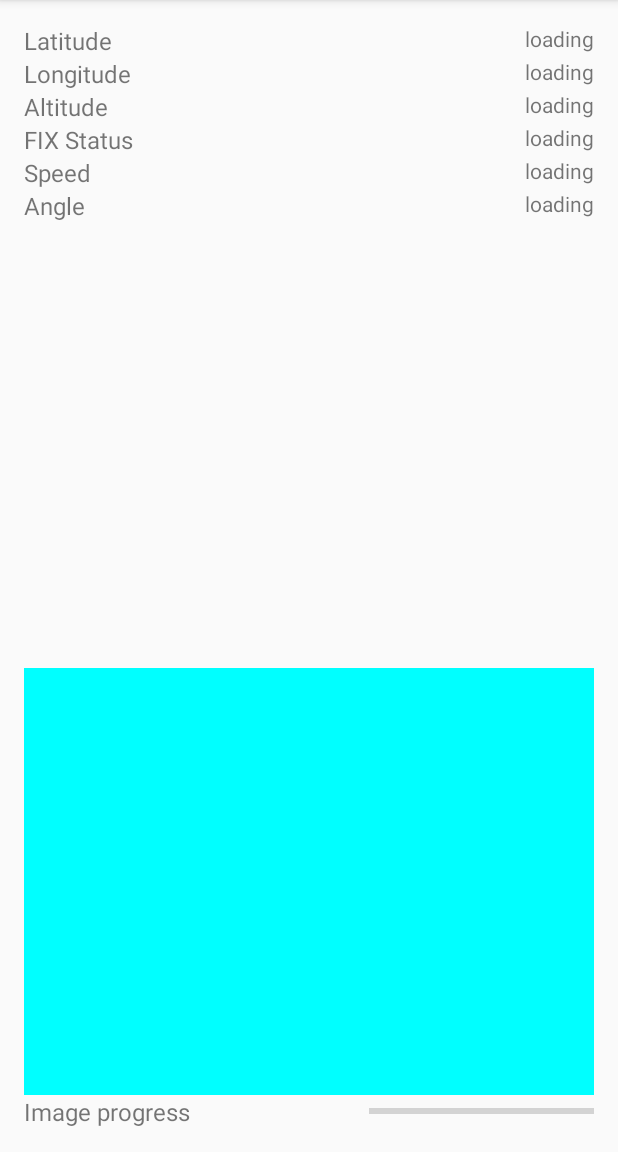
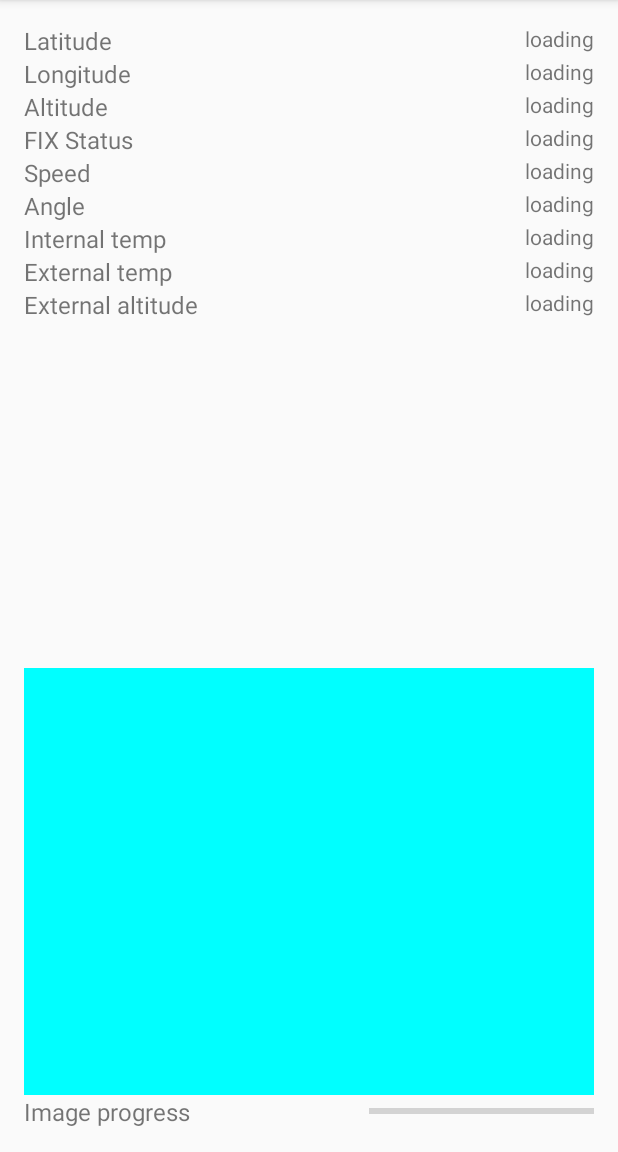
Before and after one commit to thehellnet/shab-mobile, an Android app: the screen it shows after launch (MainActivity), on a phone screen of 412 x 824 dp, the part 84-1236 px from its top. Run offline under Robolectric (Android 15) with nearby library versions, the phone set to English and light mode, and no system bars.

Commit message:
Adding telemetry to user interface

```diff
--- a/app/src/main/java/org/thehellnet/shab/mobile/activity/fragment/MainFragment.java
+++ b/app/src/main/java/org/thehellnet/shab/mobile/activity/fragment/MainFragment.java
@@ -11,9 +11,9 @@ import android.widget.TextView;
 
 import org.thehellnet.shab.mobile.R;
 import org.thehellnet.shab.mobile.config.I;
+import org.thehellnet.shab.mobile.protocol.ShabContext;
 import org.thehellnet.shab.mobile.utility.Formatter;
 import org.thehellnet.shab.mobile.utility.ImageManipulation;
-import org.thehellnet.shab.mobile.protocol.ShabContext;
 
 /**
  * Created by sardylan on 17/07/16.
@@ -49,6 +49,9 @@ public class MainFragment extends ShabFragment {
     private TextView fixStatusTextView;
     private TextView speedTextView;
     private TextView angleTextView;
+    private TextView intTempTextView;
+    private TextView extTempTextView;
+    private TextView extAltTextView;
 
     private ProgressBar imageProgressBar;
     private ImageView imageView;
@@ -93,6 +96,9 @@ public class MainFragment extends ShabFragment {
         fixStatusTextView = (TextView) getActivity().findViewById(R.id.infos_fixstatus_value);
         speedTextView = (TextView) getActivity().findViewById(R.id.infos_speed_value);
         angleTextView = (TextView) getActivity().findViewById(R.id.infos_angle_value);
+        intTempTextView = (TextView) getActivity().findViewById(R.id.infos_int_temp_value);
+        extTempTextView = (TextView) getActivity().findViewById(R.id.infos_ext_temp_value);
+        extAltTextView = (TextView) getActivity().findViewById(R.id.infos_ext_alt_value);
 
         imageProgressBar = (ProgressBar) getActivity().findViewById(R.id.image_progress_value);
         imageView = (ImageView) getActivity().findViewById(R.id.infos_image);
@@ -108,6 +114,15 @@ public class MainFragment extends ShabFragment {
         if (fixStatusTextView != null)
             fixStatusTextView.setText(shabContext.getHab().getFixStatus().toString());
     }
+
+//    private void updateTelemetry() {
+//        if (intTempTextView != null)
+//            intTempTextView.setText(Formatter.tempToString(shabContext.getHab().g));
+//        if (extTempTextView != null)
+//            extTempTextView.setText(Formatter.tempToString(shabContext.getHab().getPosition().getLongitude()));
+//        if (extAltTextView != null)
+//            extAltTextView.setText(Formatter.tempToString(shabContext.getHab().getPosition().getAltitude()));
+//    }
 
     private void updateImageSlice() {
         if (imageProgressBar != null) {
--- a/app/src/main/java/org/thehellnet/shab/mobile/utility/Formatter.java
+++ b/app/src/main/java/org/thehellnet/shab/mobile/utility/Formatter.java
@@ -8,7 +8,11 @@ import java.util.Locale;
 
 public final class Formatter {
 
-    public static final String coordinateToString(double coordinate) {
+    public static String coordinateToString(double coordinate) {
         return String.format(Locale.US, "%.06f", coordinate);
     }
+
+    public static String tempToString(float temp) {
+        return String.format(Locale.US, "%.01f", temp);
+    }
 }
--- a/app/src/main/res/layout/fragment_main.xml
+++ b/app/src/main/res/layout/fragment_main.xml
@@ -104,6 +104,51 @@
                 style="@style/main_infos_value"
                 android:text="@string/layout_loading" />
         </RelativeLayout>
+
+        <RelativeLayout
+            android:id="@+id/container_infos_int_temp"
+            style="@style/main_infos_container">
+
+            <TextView
+                android:id="@+id/infos_int_temp_label"
+                style="@style/main_infos_label"
+                android:text="@string/layout_main_infos_int_temp_label" />
+
+            <TextView
+                android:id="@+id/infos_int_temp_value"
+                style="@style/main_infos_value"
+                android:text="@string/layout_loading" />
+        </RelativeLayout>
+
+        <RelativeLayout
+            android:id="@+id/container_infos_ext_temp"
+            style="@style/main_infos_container">
+
+            <TextView
+                android:id="@+id/infos_ext_temp_label"
+                style="@style/main_infos_label"
+                android:text="@string/layout_main_infos_ext_temp_label" />
+
+            <TextView
+                android:id="@+id/infos_ext_temp_value"
+                style="@style/main_infos_value"
+                android:text="@string/layout_loading" />
+        </RelativeLayout>
+
+        <RelativeLayout
+            android:id="@+id/container_infos_ext_alt"
+            style="@style/main_infos_container">
+
+            <TextView
+                android:id="@+id/infos_ext_alt_label"
+                style="@style/main_infos_label"
+                android:text="@string/layout_main_infos_ext_alt_label" />
+
+            <TextView
+                android:id="@+id/infos_ext_alt_value"
+                style="@style/main_infos_value"
+                android:text="@string/layout_loading" />
+        </RelativeLayout>
     </LinearLayout>
 
     <RelativeLayout
--- a/app/src/main/res/values/strings.xml
+++ b/app/src/main/res/values/strings.xml
@@ -16,6 +16,9 @@
     <string name="layout_main_infos_fixstatus_label">FIX Status</string>
     <string name="layout_main_infos_speed_label">Speed</string>
     <string name="layout_main_infos_angle_label">Angle</string>
+    <string name="layout_main_infos_int_temp_label">Internal temp</string>
+    <string name="layout_main_infos_ext_temp_label">External temp</string>
+    <string name="layout_main_infos_ext_alt_label">External altitude</string>
     <string name="layout_main_image_progress_label">Image progress</string>
 
     <string name="title_activity_settings">Settings</string>
```
